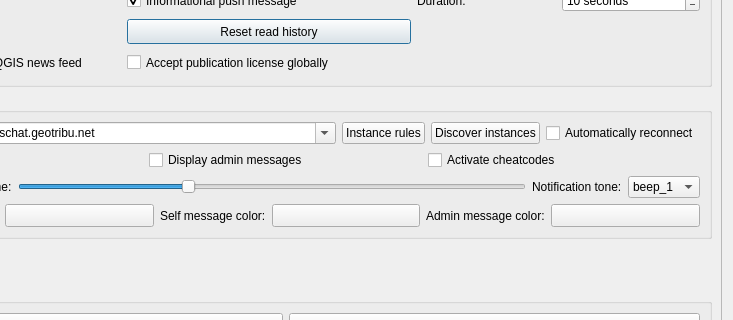
Above: qtribu/gui/dlg_settings.ui from geotribu/qtribu before the change; both pictures show x 162 to 895 and y 133 to 453 of the 895 by 597 pixel window. Below: the same form after it.
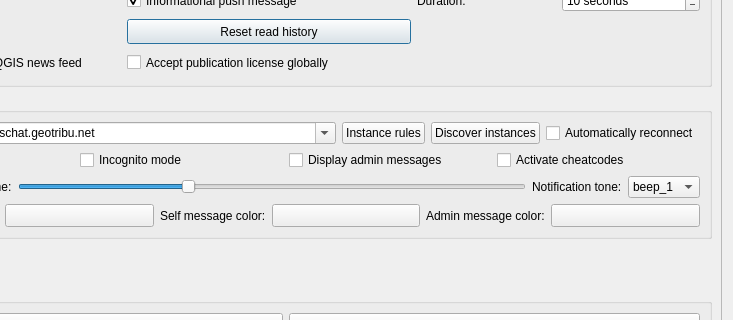
That is the form after the change. Icons and pictures are not drawn. Custom widgets are drawn as their Qt base class.

```diff
--- a/qtribu/gui/dlg_settings.ui
+++ b/qtribu/gui/dlg_settings.ui
@@ -42,8 +42,8 @@
        <rect>
         <x>0</x>
         <y>0</y>
-        <width>875</width>
-        <height>577</height>
+        <width>877</width>
+        <height>579</height>
        </rect>
       </property>
       <layout class="QVBoxLayout" name="verticalLayout_3">
@@ -394,6 +394,19 @@
               </property>
              </widget>
             </item>
+            <item>
+             <widget class="QCheckBox" name="ckb_incognito_mode">
+              <property name="toolTip">
+               <string extracomment="Register to the server so that other know you are connected"/>
+              </property>
+              <property name="text">
+               <string>Incognito mode</string>
+              </property>
+              <property name="checked">
+               <bool>false</bool>
+              </property>
+             </widget>
+            </item>
             <item>
              <widget class="QCheckBox" name="ckb_display_admin_messages">
               <property name="text">
```
Left out of the diff: 9 changed lines with no effect on the pictures.
